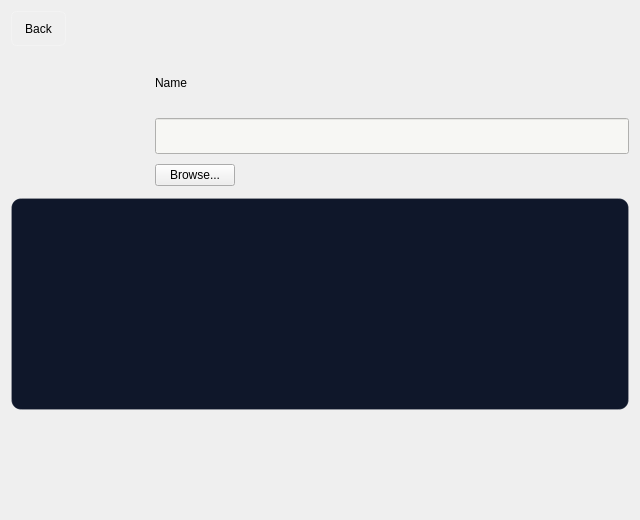
OpenFairWind/FairWindSK, file ui/settings/PageDetailsWidget.ui: the form before one commit.
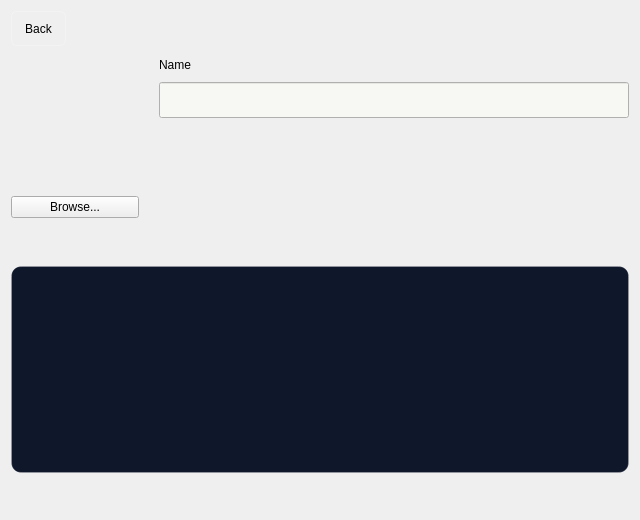
The form after the commit. Icons and pictures are not drawn.

Commit message: Polish apps detail pane layout

What changed in the file:
```diff
--- a/ui/settings/PageDetailsWidget.ui
+++ b/ui/settings/PageDetailsWidget.ui
@@ -106,7 +106,12 @@
    <item>
     <layout class="QHBoxLayout" name="horizontalLayout_PageDetailsTop">
      <property name="spacing">
-      <number>16</number>
+      <number>20</number>
+     </property>
+     <item>
+      <layout class="QVBoxLayout" name="verticalLayout_PageIconColumn">
+       <property name="spacing">
+        <number>10</number>
      </property>
      <item>
       <widget class="QLabel" name="label_Page_Icon">
@@ -131,6 +136,28 @@
       </widget>
      </item>
      <item>
+        <widget class="QPushButton" name="pushButton_Page_Icon_Browse">
+         <property name="text">
+          <string>Browse...</string>
+         </property>
+        </widget>
+       </item>
+       <item>
+        <spacer name="verticalSpacer_PageIconColumn">
+         <property name="orientation">
+          <enum>Qt::Vertical</enum>
+         </property>
+         <property name="sizeHint" stdset="0">
+          <size>
+           <width>20</width>
+           <height>40</height>
+          </size>
+         </property>
+        </spacer>
+       </item>
+      </layout>
+     </item>
+     <item>
       <layout class="QVBoxLayout" name="verticalLayout_PageSummary">
        <property name="spacing">
         <number>10</number>
@@ -153,28 +180,17 @@
         </widget>
        </item>
        <item>
-        <layout class="QHBoxLayout" name="horizontalLayout_PageIconActions">
-         <item>
-          <widget class="QPushButton" name="pushButton_Page_Icon_Browse">
-           <property name="text">
-            <string>Browse...</string>
-           </property>
-          </widget>
-         </item>
-         <item>
-          <spacer name="horizontalSpacer_PageIconActions">
+        <spacer name="verticalSpacer_PageSummary">
            <property name="orientation">
-            <enum>Qt::Horizontal</enum>
+          <enum>Qt::Vertical</enum>
            </property>
            <property name="sizeHint" stdset="0">
             <size>
-             <width>40</width>
-             <height>20</height>
+           <width>20</width>
+           <height>40</height>
             </size>
            </property>
           </spacer>
-         </item>
-        </layout>
        </item>
       </layout>
      </item>
```
Lines whose indentation alone changed are shown as unchanged. The commit also changes 2 other files.
